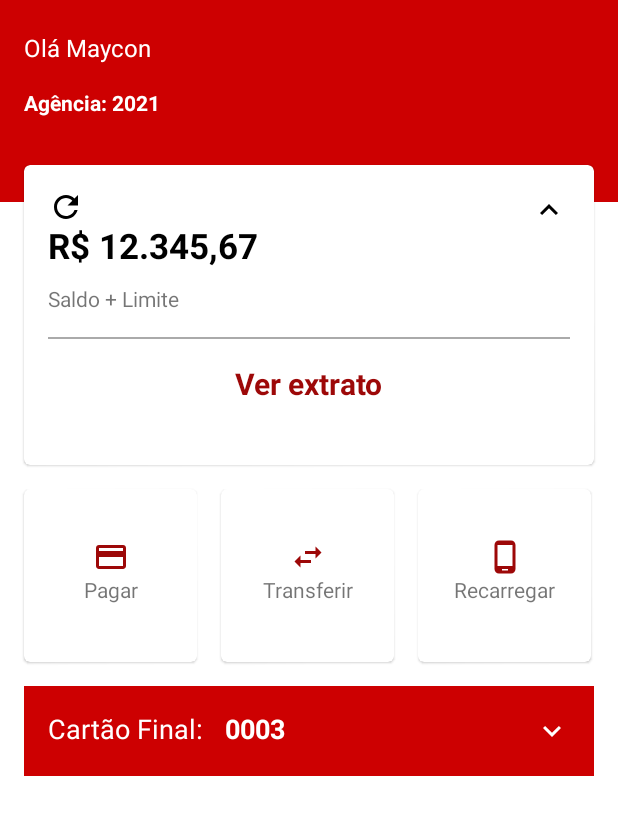
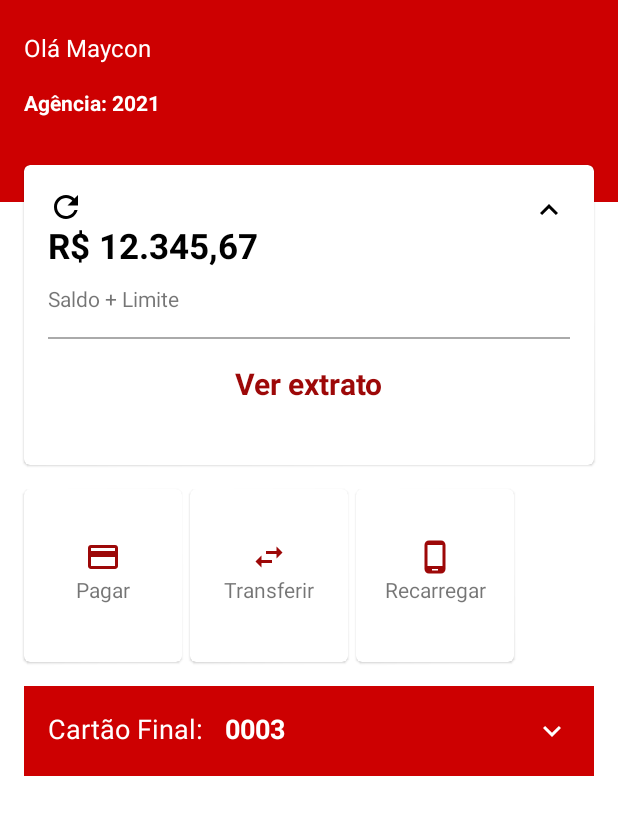
Before and after one commit to Mayconfuzita86/Santander_App_Clone, an Android app: the layout main_activity.xml on its own in the app's theme, with its tools: preview values and no code run, on a phone screen of 412 x 824 dp, the part 77-912 px from its top. Run offline under Robolectric (Android 15) with nearby library versions, the phone set to English and light mode, and no system bars.

Commit message:
activity main

```diff
--- a/app/src/main/res/layout/activity_main.xml
+++ b/app/src/main/res/layout/main_activity.xml
@@ -202,7 +202,7 @@
 
     <com.google.android.material.card.MaterialCardView
         android:id="@+id/mvc_pagar"
-        android:layout_width="115dp"
+        android:layout_width="105dp"
         android:layout_height="115dp"
         android:layout_margin="16dp"
         android:elevation="20dp"
@@ -240,10 +240,11 @@
 
     <com.google.android.material.card.MaterialCardView
         android:id="@+id/mvc_transferir"
-        android:layout_width="115dp"
+        android:layout_width="105dp"
         android:layout_height="115dp"
-        android:layout_margin="16dp"
-        android:elevation="20dp"
+        android:layout_marginTop="16dp"
+        android:layout_marginLeft="5dp"
+        android:layout_marginRight="5dp"
         app:layout_constraintStart_toEndOf="@id/mvc_pagar"
         app:layout_constraintTop_toBottomOf="@+id/materialCardView">
 
@@ -279,12 +280,15 @@
 
     <com.google.android.material.card.MaterialCardView
         android:id="@+id/mvc_recarregar"
-        android:layout_width="115dp"
+        android:layout_width="105dp"
         android:layout_height="115dp"
-        android:layout_margin="16dp"
+        android:layout_marginTop="16dp"
+        android:layout_marginRight="16dp"
+        android:layout_marginLeft="5dp"
         android:elevation="20dp"
         app:layout_constraintStart_toEndOf="@id/mvc_transferir"
-        app:layout_constraintTop_toBottomOf="@+id/materialCardView">
+        app:layout_constraintTop_toBottomOf="@+id/materialCardView"
+        >
 
         <androidx.constraintlayout.widget.ConstraintLayout
             android:layout_width="match_parent"
```
